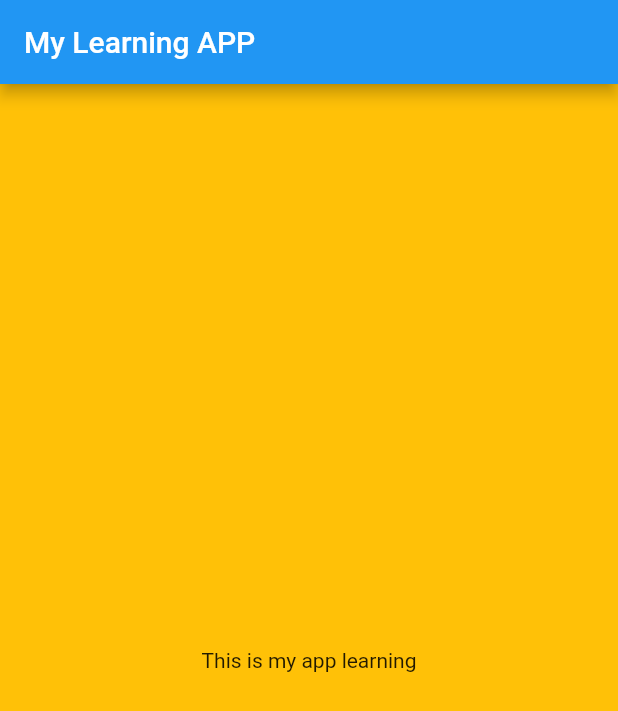
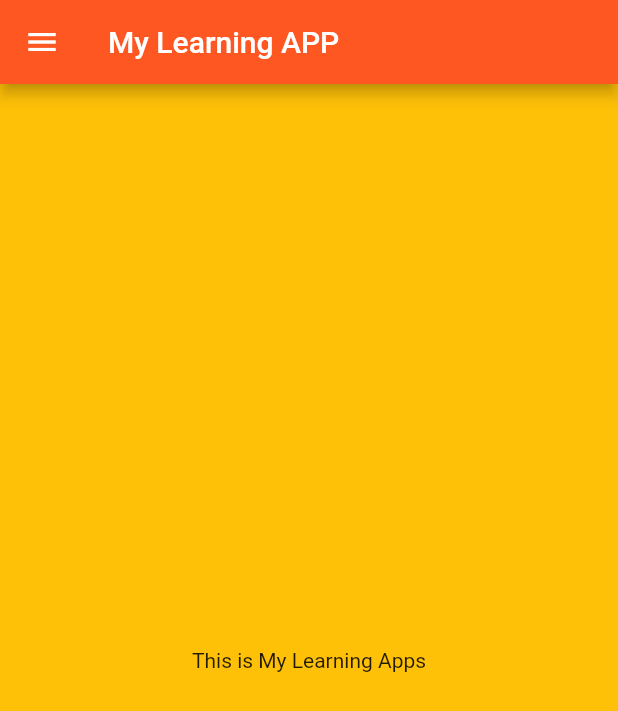
Before and after one commit to Abdalodj/FlutterLearning, a Flutter app: the screen it shows after launch, on a phone screen of 412 x 824 dp. Shown: the top 711 px of the screen. Run offline on Flutter 3.47's test engine with Material 2 defaults, Android fonts, the phone set to English and light mode, and no system bars.

Commit message:
Learn in progress

```diff
--- a/lib/main.dart
+++ b/lib/main.dart
@@ -1,9 +1,27 @@
 import 'package:flutter/material.dart';
+import 'package:my_learning_app/gallery-page.dart';
+import 'package:my_learning_app/home-page.dart';
+import 'package:my_learning_app/meteo-page.dart';
+import 'package:my_learning_app/quiz-page.dart';
 
 void main() {
   runApp(MaterialApp(
     debugShowCheckedModeBanner: false,
-    home: Scaffold(
+    theme: ThemeData(
+      appBarTheme: AppBarTheme(
+        backgroundColor: Colors.deepOrange,
+      )
+    ),
+    home: MyApp(),
+  ));
+}
+
+class MyApp extends StatelessWidget {
+  const MyApp({Key? key}) : super(key: key);
+
+  @override
+  Widget build(BuildContext context) {
+    return Scaffold(
       backgroundColor: Colors.amber,
       appBar: AppBar(
         title: Text(
@@ -11,9 +29,79 @@ void main() {
           textAlign: TextAlign.center,
         ),
       ),
+      drawer: Drawer(
+        child: ListView(
+          padding: EdgeInsets.zero,
+          children: [
+            DrawerHeader(
+              padding: EdgeInsets.zero,
+              decoration: BoxDecoration(
+                gradient: LinearGradient(
+                  colors: [Colors.green, Colors.amber, Colors.deepOrange]
+                )
+              ),
+              child: ListView(
+                children: [
+                  ListTile(
+                    trailing: Icon(Icons.arrow_back),
+                    onTap: () => Navigator.pop(context),
+                  ),
+                  Center(
+                    child: CircleAvatar(
+                      backgroundImage: AssetImage('images/luffy_img2.png'),
+                      radius: 50,
+                    ),
+                  ),
+                ],
+              ),
+            ),
+            ListTile(
+              leading: Icon(Icons.home),
+              title: Text('Home'),
+              trailing: Icon(Icons.arrow_right_outlined),
+              onTap: () {
+                Navigator.pop(context);
+                Navigator.push(context, MaterialPageRoute(builder: (context) => HomePage()));
+              },
+            ),
+            Divider(
+              thickness: 2,
+            ),
+            ListTile(
+              leading: Icon(Icons.photo_album),
+              title: Text('Gallery'),
+              trailing: Icon(Icons.arrow_right_outlined),
+              onTap: () {
+                Navigator.pop(context);
+                Navigator.push(context, MaterialPageRoute(builder: (context) => GalleryPage()));
+              },
+            ),
+            Divider(thickness: 2,),
+            ListTile(
+              leading: Icon(Icons.cloud),
+              title: Text('Weather'),
+              trailing: Icon(Icons.arrow_right_outlined),
+              onTap: () {
+                Navigator.pop(context);
+                Navigator.push(context, MaterialPageRoute(builder: (context) => MeteoPage()));
+              },
+            ),
+            Divider(thickness: 2,),
+            ListTile(
+              leading: Icon(Icons.quiz),
+              title: Text('Quiz'),
+              trailing: Icon(Icons.arrow_right_outlined),
+              onTap: () {
+                Navigator.pop(context);
+                Navigator.push(context, MaterialPageRoute(builder: (context) => QuizPage()));
+              },
+            )
+          ],
+        ),
+      ),
       body: Center(
-        child: Text('This is my app learning'),
+        child: Text('This is My Learning Apps'),
       ),
-    ),
-  ));
+    );
+  }
 }
--- a/pubspec.yaml
+++ b/pubspec.yaml
@@ -45,8 +45,8 @@ flutter:
   uses-material-design: true
 
   # To add assets to your application, add an assets section, like this:
-  # assets:
-  #   - images/a_dot_burr.jpeg
+  assets:
+    - images/luffy_img2.png
   #   - images/a_dot_ham.jpeg
 
   # An image asset can refer to one or more resolution-specific "variants", see
```
Also changed, not shown: lib/gallery-page.dart (added, +19 -0 lines), lib/home-page.dart (added, +19 -0 lines), lib/meteo-page.dart (added, +19 -0 lines), lib/quiz-page.dart (added, +19 -0 lines), images/luffy_img2.png (added).
